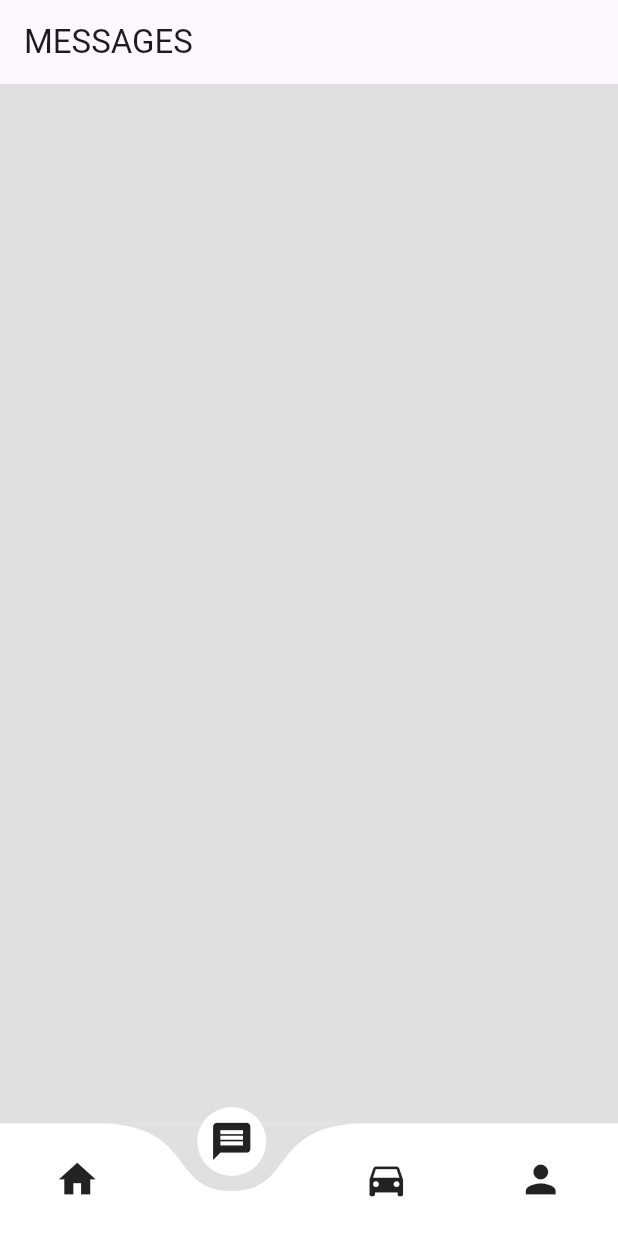
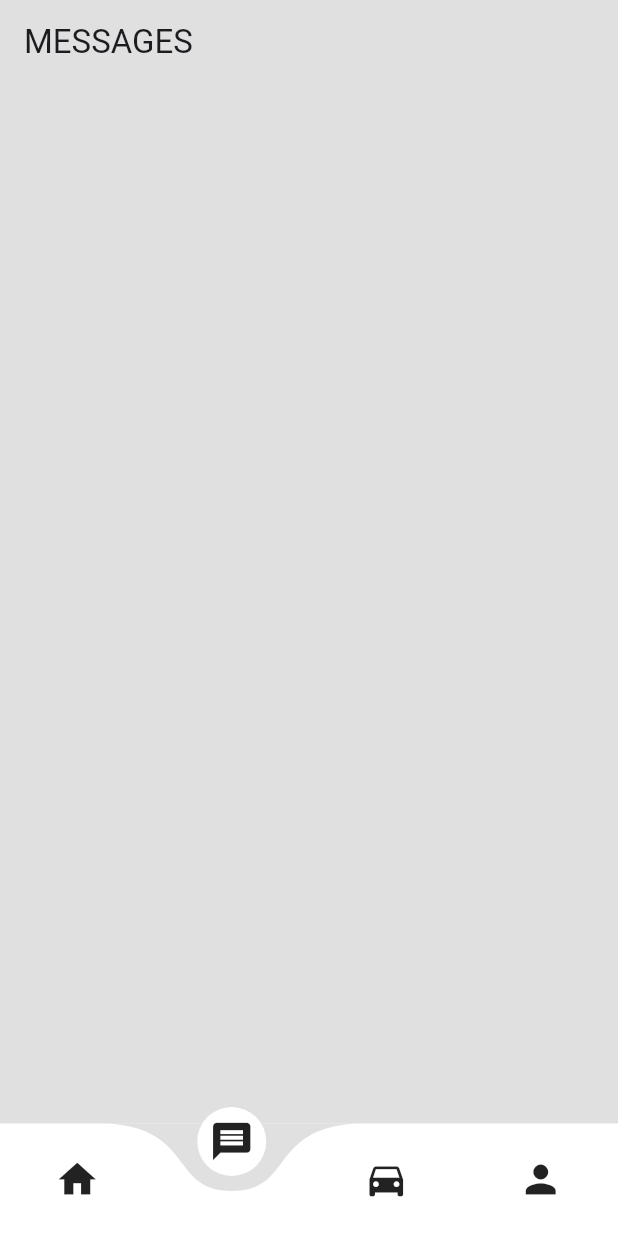
Before and after one commit to TechPyllars2024/AutoCareCarOwners, a Flutter app: the screen it shows after launch, item 2 of the bottom bar chosen, on a phone screen of 412 x 824 dp. Run offline on Flutter 3.47's test engine with Material 3 defaults, Android fonts, the phone set to English and light mode, and no system bars; drawn by our look-alikes of curved_navigation_bar.

Commit message:
update: car owner message

```diff
--- a/lib/screens/car_owner_message.dart
+++ b/lib/screens/car_owner_message.dart
@@ -11,7 +11,7 @@ class _CarOwnerMessageState extends State<CarOwnerMessage> {
   @override
   Widget build(BuildContext context) {
     return Scaffold(
-      appBar: AppBar(title: Text('MESSAGES'),),
+      appBar: AppBar(title: Text('MESSAGES'), backgroundColor: Colors.grey.shade300, ),
       body: Container(
         color: Colors.grey.shade300,
       ),
```
